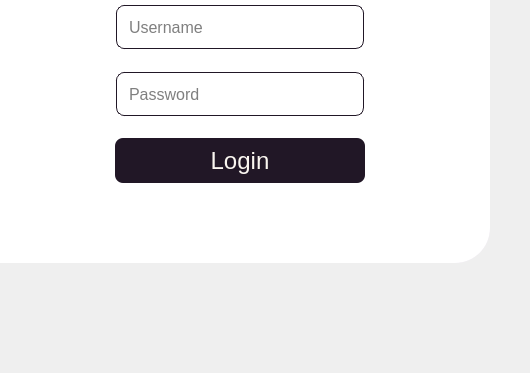
First picture: the form in Client/login_screen.ui, repository R-umaria/Section3-Group7-QuizGenie, before the edit; both pictures show x 550 to 1080 and y 347 to 720 of the 1080 by 720 pixel window.
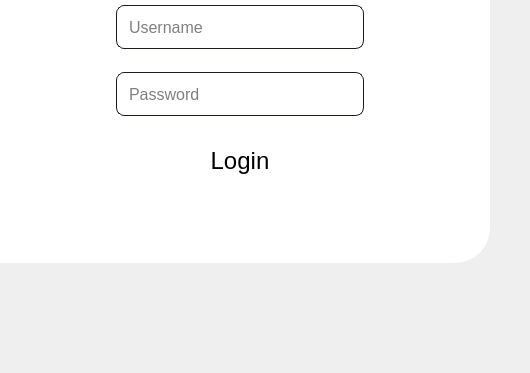
Second picture: the form after the edit.

```diff
--- a/Client/login_screen.ui
+++ b/Client/login_screen.ui
@@ -358,9 +358,7 @@
                 <bool>false</bool>
                </property>
                <property name="styleSheet">
-                <string notr="true">background-color: #211726;
-border-radius: 8px;
-color: #FAF6F0;</string>
+                <string notr="true"/>
                </property>
                <property name="text">
                 <string>Login</string>
```
